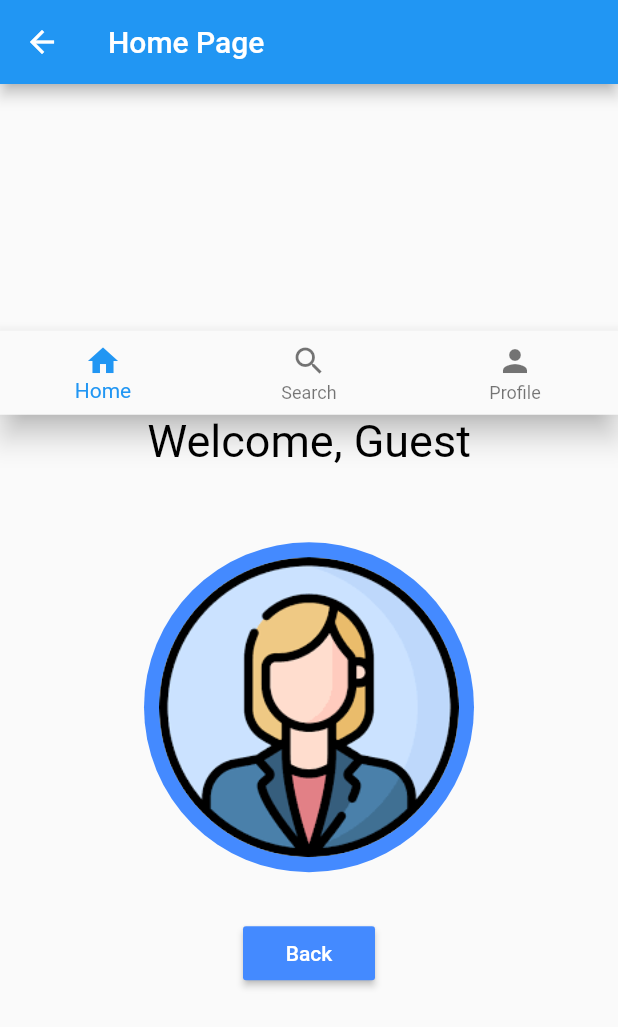
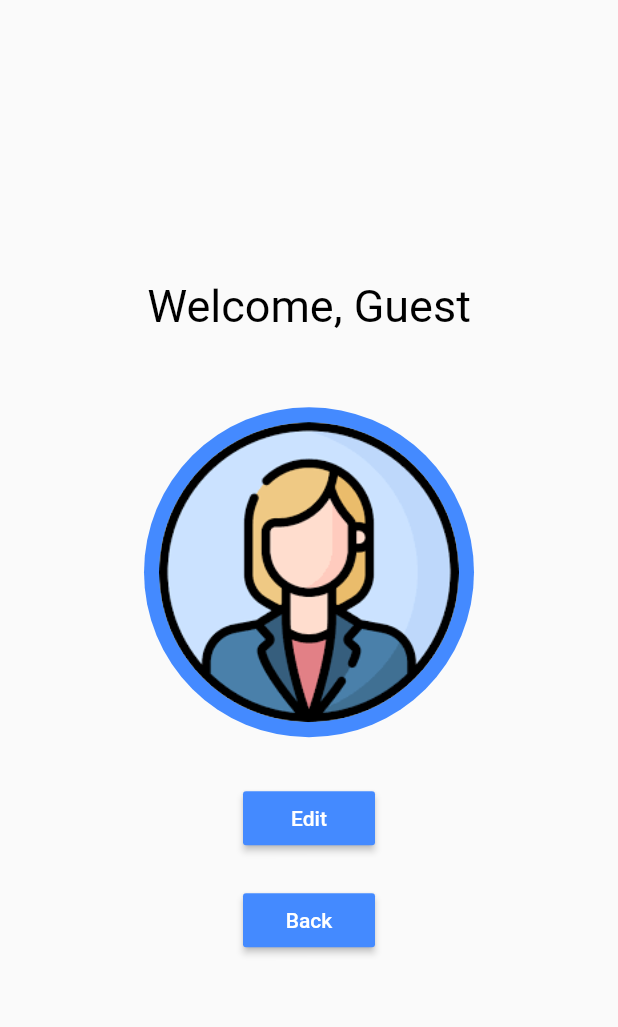
Before and after one commit to ValElizaTan/211354T_MAD_Project, a Flutter app: the ProfilePage screen opened directly with empty values, on a phone screen of 412 x 824 dp. Shown: the top 1027 px of the screen. Run offline on Flutter 3.47's test engine with Material 2 defaults, Android fonts, the phone set to English and light mode, and no system bars.

Commit message:
added editapage

```diff
--- a/lib/profilepage.dart
+++ b/lib/profilepage.dart
@@ -5,8 +5,7 @@ import 'model.dart';
 
 //Files
 import 'registerpage.dart';
-import 'loginpage.dart';
-
+import 'editpage.dart';
 
 class ProfilePage extends StatefulWidget {
   final MyData data;
@@ -22,35 +21,15 @@ class _ProfilePageState extends State<ProfilePage> {
   @override
   Widget build(BuildContext context) {
     return Scaffold(
-      appBar: AppBar(
-        title: Text('Home Page'),
-      ),
       body: Center(
         child: Column(
           mainAxisAlignment: MainAxisAlignment.center,
           mainAxisSize: MainAxisSize.max,
           crossAxisAlignment: CrossAxisAlignment.center,
           children: <Widget>[
-            BottomNavigationBar(
-              items: const <BottomNavigationBarItem>[
-                BottomNavigationBarItem(
-                    icon: Icon(Icons.home),
-                    label: ('Home'),
-                    backgroundColor: Colors.green),
-                BottomNavigationBarItem(
-                    icon: Icon(Icons.search),
-                    label: ('Search'),
-                    backgroundColor: Colors.yellow),
-                BottomNavigationBarItem(
-                  icon: Icon(Icons.person),
-                  label: ('Profile'),
-                  backgroundColor: Colors.blue,
-                ),
-              ],
-            ),
-            if (widget.data.email == "michael@mail.com") ...[
+            if (widget.data.email == "mike@mail.com") ...[
               SizedBox(height: 50),
-              Text('Welcome, Michael',
+              Text('Welcome, Mike',
                   style: TextStyle(color: Colors.black, fontSize: 30)),
               SizedBox(height: 50),
               CircleAvatar(
@@ -63,6 +42,19 @@ class _ProfilePageState extends State<ProfilePage> {
                 ),
               ),
               SizedBox(height: 30),
+              RaisedButton(
+                color: Colors.blueAccent,
+                child: Text('Back', style: TextStyle(color: Colors.white)),
+                onPressed: () {
+                  Navigator.push(
+                    context,
+                    MaterialPageRoute(builder: (context) => RegisterPage()),
+                  );
+                },
+              ),
+              SizedBox(
+                height: 20,
+              ),
               RaisedButton(
                 color: Colors.blueAccent,
                 child: Text('Back', style: TextStyle(color: Colors.white)),
@@ -86,12 +78,42 @@ class _ProfilePageState extends State<ProfilePage> {
               SizedBox(height: 30),
               RaisedButton(
                 color: Colors.blueAccent,
+                child: Text('Edit', style: TextStyle(color: Colors.white)),
+                onPressed: () {
+                  Navigator.push(
+                    context,
+                    MaterialPageRoute(builder: (context) => EditPage()),
+                  );
+                },
+              ),
+              SizedBox(
+                height: 20,
+              ),
+              RaisedButton(
+                color: Colors.blueAccent,
                 child: Text('Back', style: TextStyle(color: Colors.white)),
                 onPressed: () {
                   Navigator.pop(context);
                 },
               ),
             ],
+            // BottomNavigationBar(
+            //   items: const <BottomNavigationBarItem>[
+            //     BottomNavigationBarItem(
+            //         icon: Icon(Icons.home),
+            //         label: ('Home'),
+            //         backgroundColor: Colors.green),
+            //     BottomNavigationBarItem(
+            //         icon: Icon(Icons.search),
+            //         label: ('Search'),
+            //         backgroundColor: Colors.yellow),
+            //     BottomNavigationBarItem(
+            //       icon: Icon(Icons.person),
+            //       label: ('Profile'),
+            //       backgroundColor: Colors.blue,
+            //     ),
+            //   ],
+            // ),
           ],
         ),
       ),
```
Also changed, not shown: lib/editpage.dart (added, +134 -0 lines).
